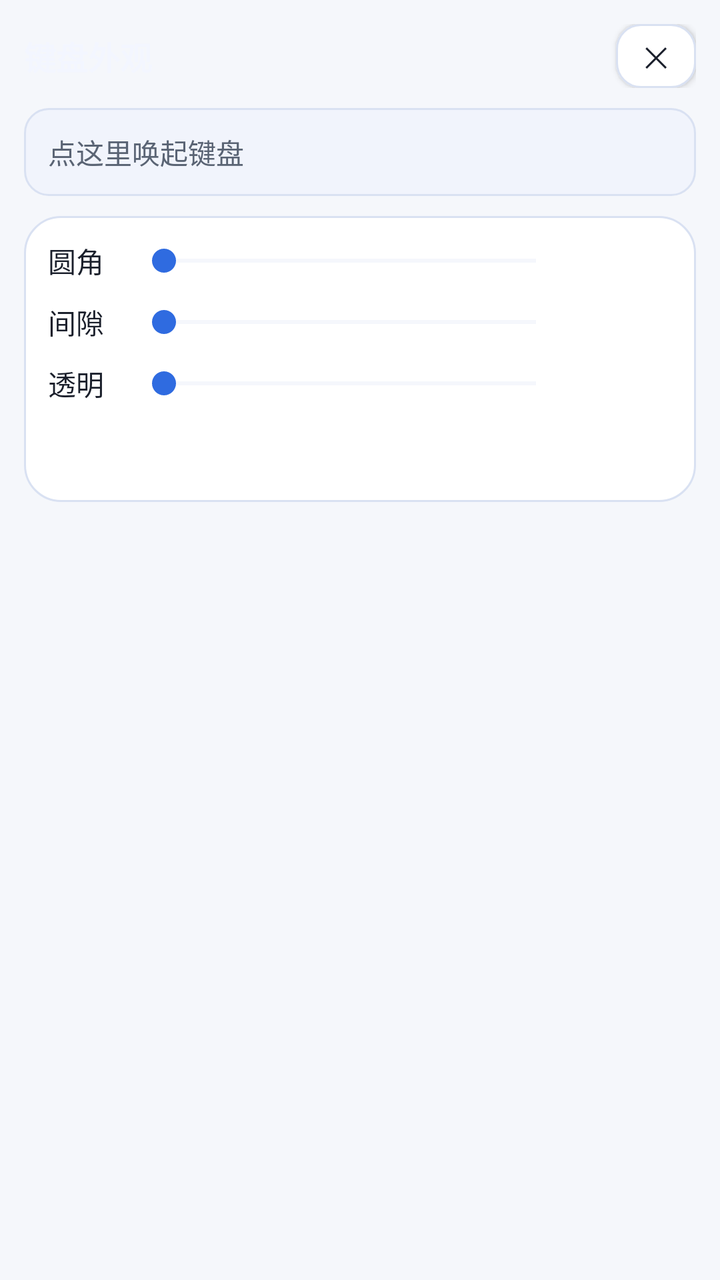
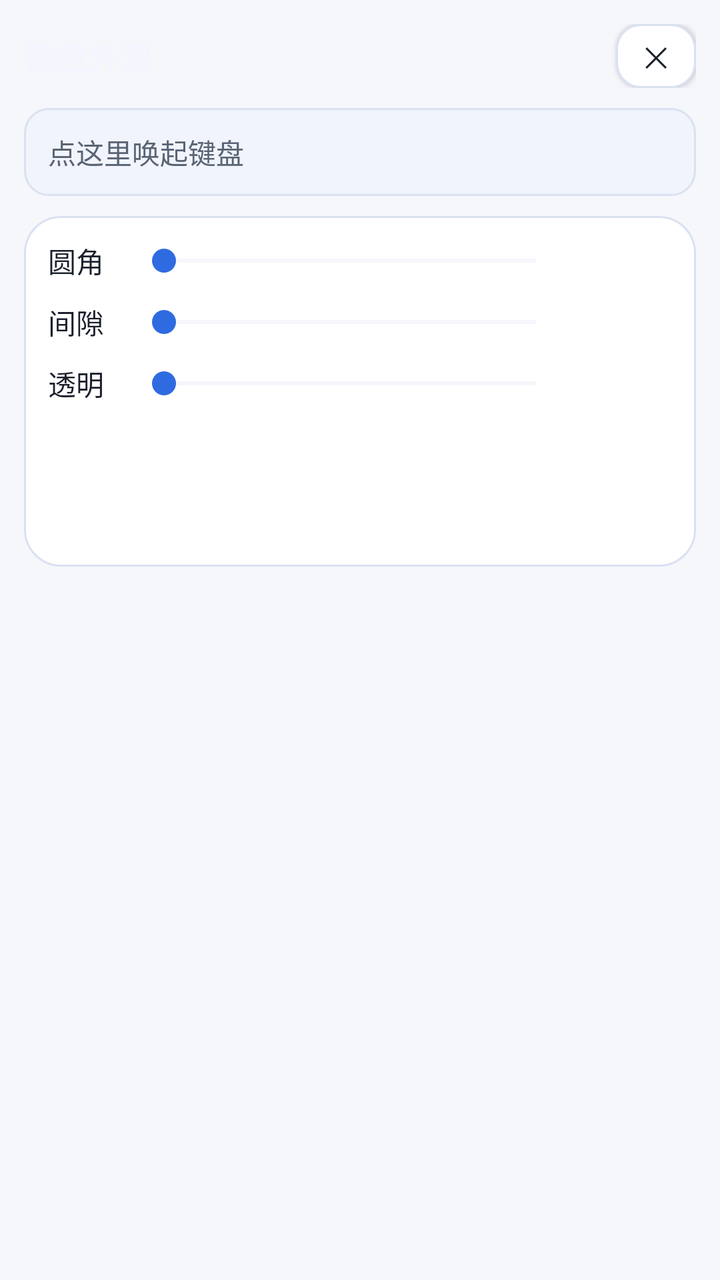

Before-and-after screenshots of an Android layout around one commit, followed by the original layout XML and the change that was made.
<!-- AndroidManifest.xml: application theme AppTheme -->
<!-- res/layout/activity_key_appearance.xml -->
<?xml version="1.0" encoding="utf-8"?>
<ScrollView xmlns:android="http://schemas.android.com/apk/res/android"
    android:layout_width="match_parent"
    android:layout_height="match_parent"
    android:fitsSystemWindows="true"
    android:overScrollMode="never">

    <LinearLayout
        android:layout_width="match_parent"
        android:layout_height="wrap_content"
        android:orientation="vertical"
        android:padding="12dp">

        <LinearLayout
            android:layout_width="match_parent"
            android:layout_height="wrap_content"
            android:gravity="center_vertical"
            android:orientation="horizontal">

            <TextView
                android:layout_width="0dp"
                android:layout_height="wrap_content"
                android:layout_weight="1"
                android:text="@string/key_appearance_title"
                android:textColor="@color/key_appearance_fg"
                android:textSize="16sp"
                android:textStyle="bold" />

            <Button
                android:id="@+id/btn_key_appearance_close"
                style="@style/SettingsButton"
                android:layout_width="40dp"
                android:layout_height="32dp"
                android:minWidth="0dp"
                android:paddingStart="0dp"
                android:paddingEnd="0dp"
                android:text="@string/symbol_order_close"
                android:textSize="14sp" />
        </LinearLayout>

        
        <EditText
            android:layout_width="match_parent"
            android:layout_height="44dp"
            android:layout_marginTop="10dp"
            android:layout_marginBottom="10dp"
            android:background="@drawable/field_aurora"
            android:hint="@string/settings_ime_test_hint"
            android:importantForAutofill="no"
            android:imeOptions="actionDone"
            android:inputType="text"
            android:maxLines="1"
            android:paddingStart="12dp"
            android:paddingEnd="12dp"
            android:textColor="@color/text_primary"
            android:textColorHint="@color/text_secondary"
            android:textSize="14sp" />

        <LinearLayout
            android:layout_width="match_parent"
            android:layout_height="wrap_content"
            android:background="@drawable/card_aurora"
            android:orientation="vertical"
            android:padding="12dp">

            
            <LinearLayout
                android:layout_width="match_parent"
                android:layout_height="wrap_content"
                android:gravity="center_vertical"
                android:orientation="horizontal">

                <TextView
                    android:layout_width="wrap_content"
                    android:layout_height="wrap_content"
                    android:minWidth="32dp"
                    android:text="@string/key_corner_title"
                    android:textColor="@color/text_primary"
                    android:textSize="14sp" />

                <SeekBar
                    android:id="@+id/seek_key_corner"
                    android:layout_width="0dp"
                    android:layout_height="wrap_content"
                    android:layout_marginStart="10dp"
                    android:layout_weight="1"
                    android:progressBackgroundTint="@color/card_stroke"
                    android:progressTint="@color/accent"
                    android:thumbTint="@color/accent" />

                <TextView
                    android:id="@+id/text_key_corner"
                    android:layout_width="wrap_content"
                    android:layout_height="wrap_content"
                    android:gravity="end"
                    android:minWidth="52dp"
                    android:textColor="@color/accent"
                    android:textSize="13sp" />
            </LinearLayout>

            
            <LinearLayout
                android:layout_width="match_parent"
                android:layout_height="wrap_content"
                android:layout_marginTop="10dp"
                android:gravity="center_vertical"
                android:orientation="horizontal">

                <TextView
                    android:layout_width="wrap_content"
                    android:layout_height="wrap_content"
                    android:minWidth="32dp"
                    android:text="@string/key_gap_title"
                    android:textColor="@color/text_primary"
                    android:textSize="14sp" />

                <SeekBar
                    android:id="@+id/seek_key_gap"
                    android:layout_width="0dp"
                    android:layout_height="wrap_content"
                    android:layout_marginStart="10dp"
                    android:layout_weight="1"
                    android:progressBackgroundTint="@color/card_stroke"
                    android:progressTint="@color/accent"
                    android:thumbTint="@color/accent" />

                <TextView
                    android:id="@+id/text_key_gap"
                    android:layout_width="wrap_content"
                    android:layout_height="wrap_content"
                    android:gravity="end"
                    android:minWidth="52dp"
                    android:textColor="@color/accent"
                    android:textSize="13sp" />
            </LinearLayout>

            
            <LinearLayout
                android:layout_width="match_parent"
                android:layout_height="wrap_content"
                android:layout_marginTop="10dp"
                android:gravity="center_vertical"
                android:orientation="horizontal">

                <TextView
                    android:layout_width="wrap_content"
                    android:layout_height="wrap_content"
                    android:minWidth="32dp"
                    android:text="@string/key_transparency_title"
                    android:textColor="@color/text_primary"
                    android:textSize="14sp" />

                <SeekBar
                    android:id="@+id/seek_key_transparency"
                    android:layout_width="0dp"
                    android:layout_height="wrap_content"
                    android:layout_marginStart="10dp"
                    android:layout_weight="1"
                    android:progressBackgroundTint="@color/card_stroke"
                    android:progressTint="@color/accent"
                    android:thumbTint="@color/accent" />

                <TextView
                    android:id="@+id/text_key_transparency"
                    android:layout_width="wrap_content"
                    android:layout_height="wrap_content"
                    android:gravity="end"
                    android:minWidth="52dp"
                    android:textColor="@color/accent"
                    android:textSize="13sp" />
            </LinearLayout>

            
            <TextView
                android:id="@+id/text_skin_title"
                android:layout_width="match_parent"
                android:layout_height="wrap_content"
                android:layout_marginTop="12dp"
                android:textColor="@color/text_primary"
                android:textSize="14sp" />

            <LinearLayout
                android:id="@+id/skin_row"
                android:layout_width="match_parent"
                android:layout_height="wrap_content"
                android:layout_marginTop="6dp"
                android:orientation="vertical" />

        </LinearLayout>
    </LinearLayout>
</ScrollView>
<!-- resources referenced by this layout -->
<resources>
  <color name="accent">#2F6BE0</color>
  <color name="card_stroke">#D9E1F2</color>
  <color name="key_appearance_fg">#F3F6FF</color>
  <color name="text_primary">#1A1F2B</color>
  <color name="text_secondary">#5A6474</color>
  <!-- drawable card_aurora (drawable) -->
  <?xml version="1.0" encoding="utf-8"?>
  <shape xmlns:android="http://schemas.android.com/apk/res/android"
      android:shape="rectangle">
      <solid android:color="@color/card_bg" />
      <corners android:radius="18dp" />
      <stroke
          android:width="1dp"
          android:color="@color/card_stroke" />
  </shape>
  <string name="key_appearance_title">键盘外观</string>
  <string name="key_corner_title">圆角</string>
  <string name="key_gap_title">间隙</string>
  <string name="key_transparency_title">透明</string>
  <string name="settings_ime_test_hint">点这里唤起键盘</string>
  <string name="symbol_order_close">✕</string>
  <style name="SettingsButton">
          <item name="android:layout_width">match_parent</item>
          <item name="android:layout_height">44dp</item>
          <item name="android:background">@drawable/btn_aurora_secondary</item>
          <item name="android:textColor">@color/text_primary</item>
          <item name="android:textSize">13sp</item>
          <item name="android:gravity">center</item>
      </style>
  <style name="AppTheme" parent="@android:style/Theme.Material.Light.NoActionBar" tools:targetApi="o_mr1">
          <item name="android:colorAccent">@color/accent</item>
          <item name="android:colorBackground">@color/app_bg</item>
          <item name="android:windowBackground">@color/app_bg</item>
          <item name="android:statusBarColor">@color/app_bg</item>
          <item name="android:navigationBarColor">@color/app_bg</item>
          <item name="android:textColorPrimary">@color/text_primary</item>
          <item name="android:textColorSecondary">@color/text_secondary</item>
          <item name="android:textColorHint">@color/text_secondary</item>
          
          <item name="android:windowLightStatusBar">true</item>
          <item name="android:windowLightNavigationBar">true</item>
      </style>
  <color name="card_bg">#FFFFFF</color>
  <color name="field_bg">#F1F4FC</color>
  <color name="aurora_cyan">#0A7A90</color>
  <!-- drawable btn_aurora_secondary (drawable) -->
  <?xml version="1.0" encoding="utf-8"?>
  <ripple xmlns:android="http://schemas.android.com/apk/res/android"
      android:color="@color/ripple_on_surface">
      <item>
          <shape android:shape="rectangle">
              <solid android:color="@color/btn_secondary_bg" />
              <corners android:radius="12dp" />
              <stroke
                  android:width="1dp"
                  android:color="@color/card_stroke" />
          </shape>
      </item>
  </ripple>
  <color name="app_bg">#F5F7FB</color>
  <color name="ripple_on_surface">#1A000000</color>
  <color name="btn_secondary_bg">#FFFFFF</color>
  <!-- unchanged entries left out for length: 1 -->
</resources>

<!-- the commit's change to res/layout/activity_key_appearance.xml (unified diff, before → after) -->
@@ -172,15 +172,38 @@
 
             
             <TextView
-                android:id="@+id/text_skin_title"
+                android:id="@+id/text_skin_light_title"
                 android:layout_width="match_parent"
                 android:layout_height="wrap_content"
                 android:layout_marginTop="12dp"
+                android:autoSizeMaxTextSize="13sp"
+                android:autoSizeMinTextSize="9sp"
+                android:autoSizeTextType="uniform"
+                android:maxLines="1"
                 android:textColor="@color/text_primary"
-                android:textSize="14sp" />
-
-            <LinearLayout
-                android:id="@+id/skin_row"
+                android:textSize="13sp" />
+
+            <LinearLayout
+                android:id="@+id/skin_row_light"
+                android:layout_width="match_parent"
+                android:layout_height="wrap_content"
+                android:layout_marginTop="6dp"
+                android:orientation="vertical" />
+
+            <TextView
+                android:id="@+id/text_skin_dark_title"
+                android:layout_width="match_parent"
+                android:layout_height="wrap_content"
+                android:layout_marginTop="10dp"
+                android:autoSizeMaxTextSize="13sp"
+                android:autoSizeMinTextSize="9sp"
+                android:autoSizeTextType="uniform"
+                android:maxLines="1"
+                android:textColor="@color/text_primary"
+                android:textSize="13sp" />
+
+            <LinearLayout
+                android:id="@+id/skin_row_dark"
                 android:layout_width="match_parent"
                 android:layout_height="wrap_content"
                 android:layout_marginTop="6dp"
<!-- resource entries referenced after the edit -->
@@ -39,6 +39,8 @@
           <item name="android:textColorSecondary">@color/text_secondary</item>
           <item name="android:textColorHint">@color/text_secondary</item>
           
+          <item name="android:alertDialogTheme">@style/AppDialogTheme</item>
+          
           <item name="android:windowLightStatusBar">true</item>
           <item name="android:windowLightNavigationBar">true</item>
       </style>
@@ -60,6 +62,12 @@
       </item>
   </ripple>
   <color name="app_bg">#F5F7FB</color>
+  <style name="AppDialogTheme" parent="@android:style/Theme.Material.Light.Dialog.Alert">
+          <item name="android:colorAccent">@color/accent</item>
+          <item name="android:colorBackground">@color/app_bg</item>
+          <item name="android:textColorPrimary">@color/text_primary</item>
+          <item name="android:textColorSecondary">@color/text_secondary</item>
+      </style>
   <color name="ripple_on_surface">#1A000000</color>
   <color name="btn_secondary_bg">#FFFFFF</color>
   <!-- unchanged entries left out for length: 1 -->
